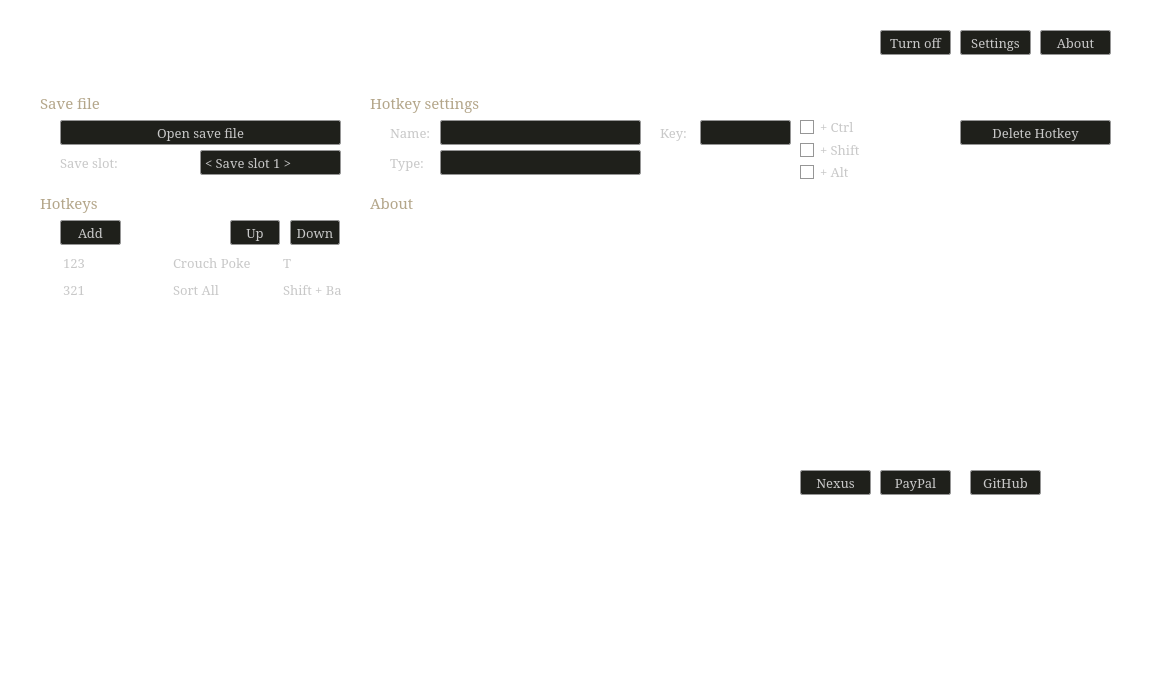
Old version of the form src/mainWindow.ui in the repository a-burlakov/melinas-fingers.
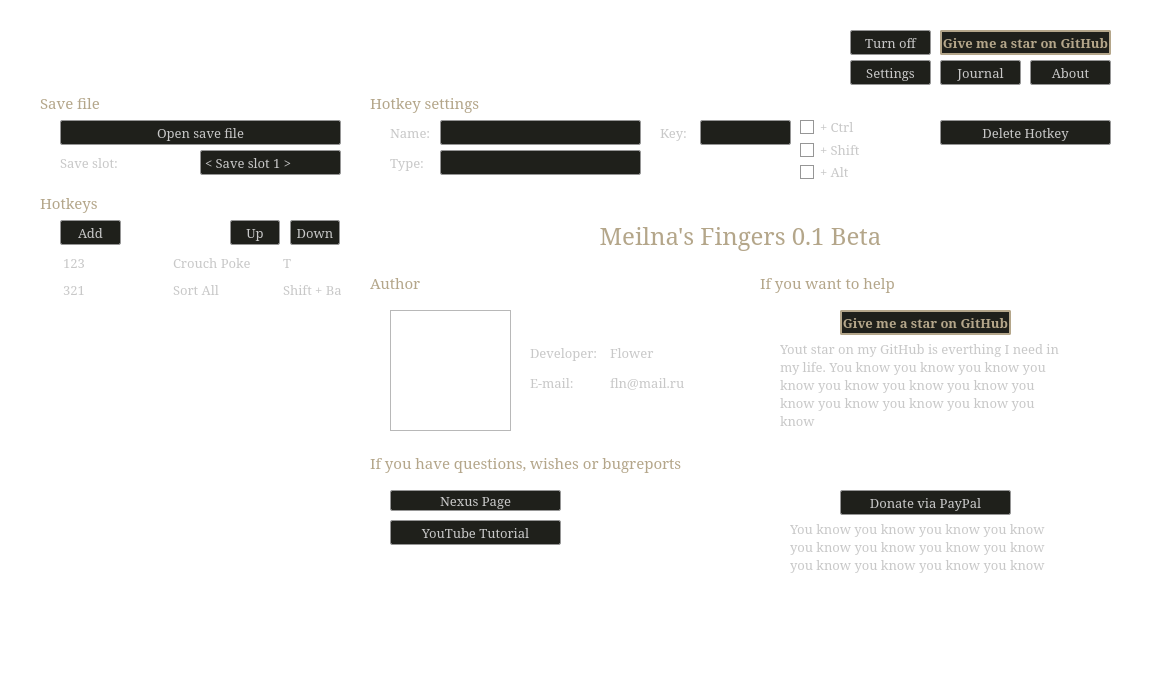
New version of the form. The open tabs and pages were chosen to show the change. Icons and pictures are not drawn.

Commit message: "About" page and little improvements

What changed in the file:
```diff
--- a/src/mainWindow.ui
+++ b/src/mainWindow.ui
@@ -279,9 +279,9 @@
    <widget class="QPushButton" name="button_DeleteMacros">
     <property name="geometry">
      <rect>
-      <x>960</x>
+      <x>940</x>
       <y>120</y>
-      <width>151</width>
+      <width>171</width>
       <height>25</height>
      </rect>
     </property>
@@ -1500,7 +1500,7 @@
        <string notr="true">color: rgb(180, 166, 138);</string>
       </property>
       <property name="text">
-       <string>Genetal settings</string>
+       <string>General settings</string>
       </property>
       <property name="textFormat">
        <enum>Qt::PlainText</enum>
@@ -3637,7 +3637,7 @@
        <string notr="true"/>
       </property>
       <property name="text">
-       <string>&lt;html&gt;&lt;head/&gt;&lt;body&gt;&lt;p&gt;3) &lt;span style=&quot; color:#b4a68a;&quot;&gt;any built-in hotkey name&lt;/span&gt;, like &amp;quot;Stance attack&amp;quot;&lt;/p&gt;&lt;p&gt;4) &lt;span style=&quot; color:#b4a68a;&quot;&gt;any hotkey name&lt;/span&gt;, like &amp;quot;My lovely hotkey from the table on the left&amp;quot;&lt;/p&gt;&lt;p&gt;5) &lt;span style=&quot; color:#b4a68a;&quot;&gt;_pressN &lt;/span&gt;postfix for pressing a button, where N is ms. E.g. &amp;quot;roll_press5000&amp;quot; will press your &amp;quot;roll&amp;quot; key for 5 seconds.&lt;/p&gt;&lt;p&gt;6) &lt;span style=&quot; color:#b4a68a;&quot;&gt;pauseN &lt;/span&gt;for a pause, where N is ms. &lt;span style=&quot; color:#b4a68a;&quot;&gt;_pauseN &lt;/span&gt;postfix for a pause after pressing a button. E.g. &amp;quot;jump_pause2000&amp;quot; and &amp;quot;Crouch attack&amp;quot; on next line will make you jump, wait for 2 seconds and perform a crouch attack.&lt;/p&gt;&lt;p&gt;7) &lt;span style=&quot; color:#b4a68a;&quot;&gt;multiplication (*) &lt;/span&gt;for making actions many times. E.g. &amp;quot;crouch_pause100 * 50&amp;quot; will make you feel very good about yourself.&lt;/p&gt;&lt;p&gt;8) &lt;span style=&quot; color:#b4a68a;&quot;&gt;simultaneous press (+)&lt;/span&gt;. E.g. &amp;quot;alt+move_up_press5000&amp;quot; will make you walk forward for 5 seconds&lt;/p&gt;&lt;p&gt;9) &lt;span style=&quot; color:#b4a68a;&quot;&gt;#&lt;/span&gt; - commentary. E.g. &amp;quot;# please please just work&amp;quot;.&lt;/p&gt;&lt;/body&gt;&lt;/html&gt;</string>
+       <string>&lt;html&gt;&lt;head/&gt;&lt;body&gt;&lt;p&gt;3) &lt;span style=&quot; color:#b4a68a;&quot;&gt;any built-in hotkey name&lt;/span&gt;, like &amp;quot;Stance attack&amp;quot;&lt;/p&gt;&lt;p&gt;4) &lt;span style=&quot; color:#b4a68a;&quot;&gt;any hotkey name&lt;/span&gt;, like &amp;quot;My lovely hotkey from the table on the left&amp;quot;&lt;/p&gt;&lt;p&gt;5) &lt;span style=&quot; color:#b4a68a;&quot;&gt;_pressN &lt;/span&gt;postfix for pressing a button, where N is ms. E.g. &amp;quot;roll_press5000&amp;quot; will press your &amp;quot;roll&amp;quot; key for 5 seconds.&lt;/p&gt;&lt;p&gt;6) &lt;span style=&quot; color:#b4a68a;&quot;&gt;pauseN &lt;/span&gt;for a pause, where N is ms. &lt;span style=&quot; color:#b4a68a;&quot;&gt;_pauseN &lt;/span&gt;postfix for a pause after pressing a button. E.g. &amp;quot;jump_pause2000&amp;quot; and &amp;quot;Crouch attack&amp;quot; on next line will make you jump, wait for 2 seconds and perform a crouch attack.&lt;/p&gt;&lt;p&gt;7) &lt;span style=&quot; color:#b4a68a;&quot;&gt;multiplication (*) &lt;/span&gt;for making actions many times. E.g. &amp;quot;crouch_pause100 * 50&amp;quot; will make you feel very good about yourself.&lt;/p&gt;&lt;p&gt;8) &lt;span style=&quot; color:#b4a68a;&quot;&gt;simultaneous press (+)&lt;/span&gt;. E.g. &amp;quot;alt+move_up_press5000&amp;quot; will make you walk forward for 5 seconds&lt;/p&gt;&lt;p&gt;9) &lt;span style=&quot; color:#b4a68a;&quot;&gt;comment (#)&lt;/span&gt;. E.g. &amp;quot;# please please just work&amp;quot;.&lt;/p&gt;&lt;/body&gt;&lt;/html&gt;</string>
       </property>
       <property name="textFormat">
        <enum>Qt::RichText</enum>
@@ -5054,31 +5054,6 @@
        <string>Save</string>
       </property>
      </widget>
-     <widget class="QPushButton" name="button_Journal">
-      <property name="geometry">
-       <rect>
-        <x>570</x>
-        <y>460</y>
-        <width>171</width>
-        <height>25</height>
-       </rect>
-      </property>
-      <property name="font">
-       <font>
-        <family>Garamond</family>
-        <pointsize>10</pointsize>
-        <weight>50</weight>
-        <italic>false</italic>
-        <bold>false</bold>
-       </font>
-      </property>
-      <property name="focusPolicy">
-       <enum>Qt::NoFocus</enum>
-      </property>
-      <property name="text">
-       <string>Open journal</string>
-      </property>
-     </widget>
      <widget class="QLabel" name="label_56">
       <property name="geometry">
        <rect>
@@ -5212,7 +5187,6 @@
      <zorder>button_ControlsReload</zorder>
      <zorder>button_Load</zorder>
      <zorder>button_Save</zorder>
-     <zorder>button_Journal</zorder>
      <zorder>comboBox_ItemsSearchMode</zorder>
      <zorder>label_62</zorder>
     </widget>
@@ -5405,43 +5379,12 @@
      </widget>
     </widget>
     <widget class="QWidget" name="stackedWidget_Pages_About">
-     <widget class="QLabel" name="label_16">
+     <widget class="QPushButton" name="button_GitHub2">
       <property name="geometry">
        <rect>
-        <x>0</x>
-        <y>0</y>
-        <width>111</width>
-        <height>25</height>
-       </rect>
-      </property>
-      <property name="sizePolicy">
-       <sizepolicy hsizetype="Fixed" vsizetype="Fixed">
-        <horstretch>0</horstretch>
-        <verstretch>0</verstretch>
-       </sizepolicy>
-      </property>
-      <property name="font">
-       <font>
-        <family>Garamond</family>
-        <pointsize>11</pointsize>
-       </font>
-      </property>
-      <property name="styleSheet">
-       <string notr="true">color: rgb(180, 166, 138);</string>
-      </property>
-      <property name="text">
-       <string>About</string>
-      </property>
-      <property name="textFormat">
-       <enum>Qt::PlainText</enum>
-      </property>
-     </widget>
-     <widget class="QPushButton" name="button_GitHub">
-      <property name="geometry">
-       <rect>
-        <x>600</x>
-        <y>280</y>
-        <width>71</width>
+        <x>470</x>
+        <y>120</y>
+        <width>171</width>
         <height>25</height>
        </rect>
       </property>
@@ -5449,24 +5392,29 @@
        <font>
         <family>Garamond</family>
         <pointsize>10</pointsize>
-        <weight>50</weight>
+        <weight>75</weight>
         <italic>false</italic>
-        <bold>false</bold>
+        <bold>true</bold>
        </font>
       </property>
       <property name="focusPolicy">
        <enum>Qt::NoFocus</enum>
       </property>
+      <property name="styleSheet">
+       <string notr="true">color: rgb(180, 166, 138);
+	border: 2px solid;
+	border-color: rgb(180, 166, 138);</string>
+      </property>
       <property name="text">
-       <string>GitHub</string>
+       <string>Give me a star on GitHub</string>
       </property>
      </widget>
      <widget class="QPushButton" name="button_PayPal">
       <property name="geometry">
        <rect>
-        <x>510</x>
-        <y>280</y>
-        <width>71</width>
+        <x>470</x>
+        <y>300</y>
+        <width>171</width>
         <height>25</height>
        </rect>
       </property>
@@ -5483,15 +5431,40 @@
        <enum>Qt::NoFocus</enum>
       </property>
       <property name="text">
-       <string>PayPal</string>
+       <string>Donate via PayPal</string>
       </property>
      </widget>
      <widget class="QPushButton" name="button_Nexus">
       <property name="geometry">
        <rect>
-        <x>430</x>
-        <y>280</y>
-        <width>71</width>
+        <x>20</x>
+        <y>300</y>
+        <width>171</width>
+        <height>21</height>
+       </rect>
+      </property>
+      <property name="font">
+       <font>
+        <family>Garamond</family>
+        <pointsize>10</pointsize>
+        <weight>50</weight>
+        <italic>false</italic>
+        <bold>false</bold>
+       </font>
+      </property>
+      <property name="focusPolicy">
+       <enum>Qt::NoFocus</enum>
+      </property>
+      <property name="text">
+       <string>Nexus Page</string>
+      </property>
+     </widget>
+     <widget class="QPushButton" name="button_Tutorial">
+      <property name="geometry">
+       <rect>
+        <x>20</x>
+        <y>330</y>
+        <width>171</width>
         <height>25</height>
        </rect>
       </property>
@@ -5508,9 +5481,302 @@
        <enum>Qt::NoFocus</enum>
       </property>
       <property name="text">
-       <string>Nexus</string>
+       <string>YouTube Tutorial</string>
       </property>
      </widget>
+     <widget class="QLabel" name="label_64">
+      <property name="geometry">
+       <rect>
+        <x>0</x>
+        <y>10</y>
+        <width>741</width>
+        <height>71</height>
+       </rect>
+      </property>
+      <property name="font">
+       <font>
+        <family>Garamond</family>
+        <pointsize>18</pointsize>
+       </font>
+      </property>
+      <property name="styleSheet">
+       <string notr="true">color: rgb(180, 166, 138);</string>
+      </property>
+      <property name="text">
+       <string>Meilna's Fingers 0.1 Beta</string>
+      </property>
+      <property name="alignment">
+       <set>Qt::AlignCenter</set>
+      </property>
+     </widget>
+     <widget class="QLabel" name="label_65">
+      <property name="geometry">
+       <rect>
+        <x>410</x>
+        <y>150</y>
+        <width>291</width>
+        <height>121</height>
+       </rect>
+      </property>
+      <property name="font">
+       <font>
+        <family>Garamond</family>
+        <pointsize>10</pointsize>
+       </font>
+      </property>
+      <property name="styleSheet">
+       <string notr="true"/>
+      </property>
+      <property name="text">
+       <string>Yout star on my GitHub is everthing I need in my life. You know you know you know you know you know you know you know you know you know you know you know you know </string>
+      </property>
+      <property name="textFormat">
+       <enum>Qt::RichText</enum>
+      </property>
+      <property name="alignment">
+       <set>Qt::AlignLeading|Qt::AlignLeft|Qt::AlignTop</set>
+      </property>
+      <property name="wordWrap">
+       <bool>true</bool>
+      </property>
+     </widget>
+     <widget class="QLabel" name="label_66">
+      <property name="geometry">
+       <rect>
+        <x>420</x>
+        <y>330</y>
+        <width>281</width>
+        <height>121</height>
+       </rect>
+      </property>
+      <property name="font">
+       <font>
+        <family>Garamond</family>
+        <pointsize>10</pointsize>
+       </font>
+      </property>
+      <property name="styleSheet">
+       <string notr="true"/>
+      </property>
+      <property name="text">
+       <string>You know you know you know you know you know you know you know you know you know you know you know you know </string>
+      </property>
+      <property name="alignment">
+       <set>Qt::AlignLeading|Qt::AlignLeft|Qt::AlignTop</set>
+      </property>
+      <property name="wordWrap">
+       <bool>true</bool>
+      </property>
+     </widget>
+     <widget class="QLabel" name="label_67">
+      <property name="geometry">
+       <rect>
+        <x>160</x>
+        <y>180</y>
+        <width>161</width>
+        <height>25</height>
+       </rect>
+      </property>
+      <property name="font">
+       <font>
+        <family>Garamond</family>
+        <pointsize>10</pointsize>
+       </font>
+      </property>
+      <property name="styleSheet">
+       <string notr="true"/>
+      </property>
+      <property name="text">
+       <string>E-mail:</string>
+      </property>
+     </widget>
+     <widget class="QLabel" name="label_68">
+      <property name="geometry">
+       <rect>
+        <x>160</x>
+        <y>150</y>
+        <width>101</width>
+        <height>25</height>
+       </rect>
+      </property>
+      <property name="font">
+       <font>
+        <family>Garamond</family>
+        <pointsize>10</pointsize>
+       </font>
+      </property>
+      <property name="styleSheet">
+       <string notr="true"/>
+      </property>
+      <property name="text">
+       <string>Developer:</string>
+      </property>
+     </widget>
+     <widget class="QLabel" name="label_69">
+      <property name="geometry">
+       <rect>
+        <x>390</x>
+        <y>80</y>
+        <width>221</width>
+        <height>25</height>
+       </rect>
+      </property>
+      <property name="sizePolicy">
+       <sizepolicy hsizetype="Fixed" vsizetype="Fixed">
+        <horstretch>0</horstretch>
+        <verstretch>0</verstretch>
+       </sizepolicy>
+      </property>
+      <property name="font">
+       <font>
+        <family>Garamond</family>
+        <pointsize>11</pointsize>
+       </font>
+      </property>
+      <property name="styleSheet">
+       <string notr="true">color: rgb(180, 166, 138);</string>
+      </property>
+      <property name="text">
+       <string>If you want to help</string>
+      </property>
+      <property name="textFormat">
+       <enum>Qt::PlainText</enum>
+      </property>
+     </widget>
+     <widget class="QLabel" name="label_70">
+      <property name="geometry">
+       <rect>
+        <x>0</x>
+        <y>80</y>
+        <width>221</width>
+        <height>25</height>
+       </rect>
+      </property>
+      <property name="sizePolicy">
+       <sizepolicy hsizetype="Fixed" vsizetype="Fixed">
+        <horstretch>0</horstretch>
+        <verstretch>0</verstretch>
+       </sizepolicy>
+      </property>
+      <property name="font">
+       <font>
+        <family>Garamond</family>
+        <pointsize>11</pointsize>
+       </font>
+      </property>
+      <property name="styleSheet">
+       <string notr="true">color: rgb(180, 166, 138);</string>
+      </property>
+      <property name="text">
+       <string>Author</string>
+      </property>
+      <property name="textFormat">
+       <enum>Qt::PlainText</enum>
+      </property>
+     </widget>
+     <widget class="QLabel" name="label_71">
+      <property name="geometry">
+       <rect>
+        <x>0</x>
+        <y>260</y>
+        <width>341</width>
+        <height>25</height>
+       </rect>
+      </property>
+      <property name="sizePolicy">
+       <sizepolicy hsizetype="Fixed" vsizetype="Fixed">
+        <horstretch>0</horstretch>
+        <verstretch>0</verstretch>
+       </sizepolicy>
+      </property>
+      <property name="font">
+       <font>
+        <family>Garamond</family>
+        <pointsize>11</pointsize>
+       </font>
+      </property>
+      <property name="styleSheet">
+       <string notr="true">color: rgb(180, 166, 138);</string>
+      </property>
+      <property name="text">
+       <string>If you have questions, wishes or bugreports</string>
+      </property>
+      <property name="textFormat">
+       <enum>Qt::PlainText</enum>
+      </property>
+     </widget>
+     <widget class="QGraphicsView" name="graphicsView">
+      <property name="geometry">
+       <rect>
+        <x>20</x>
+        <y>120</y>
+        <width>121</width>
+        <height>121</height>
+       </rect>
+      </property>
+      <property name="styleSheet">
+       <string notr="true">border-image: url(:/newPrefix/images/flower.png);</string>
+      </property>
+     </widget>
+     <widget class="QLabel" name="label_72">
+      <property name="geometry">
+       <rect>
+        <x>240</x>
+        <y>150</y>
+        <width>141</width>
+        <height>25</height>
+       </rect>
+      </property>
+      <property name="font">
+       <font>
+        <family>Garamond</family>
+        <pointsize>10</pointsize>
+       </font>
+      </property>
+      <property name="styleSheet">
+       <string notr="true"/>
+      </property>
+      <property name="text">
+       <string>Flower</string>
+      </property>
+     </widget>
+     <widget class="QLabel" name="label_73">
+      <property name="geometry">
+       <rect>
+        <x>240</x>
+        <y>180</y>
+        <width>121</width>
+        <height>25</height>
+       </rect>
+      </property>
+      <property name="font">
+       <font>
+        <family>Garamond</family>
+        <pointsize>10</pointsize>
+       </font>
+      </property>
+      <property name="styleSheet">
+       <string notr="true"/>
+      </property>
+      <property name="text">
+       <string>fln@mail.ru</string>
+      </property>
+     </widget>
+     <zorder>label_68</zorder>
+     <zorder>button_GitHub2</zorder>
+     <zorder>button_PayPal</zorder>
+     <zorder>button_Nexus</zorder>
+     <zorder>button_Tutorial</zorder>
+     <zorder>label_64</zorder>
+     <zorder>label_65</zorder>
+     <zorder>label_66</zorder>
+     <zorder>label_67</zorder>
+     <zorder>label_69</zorder>
+     <zorder>label_70</zorder>
+     <zorder>label_71</zorder>
+     <zorder>graphicsView</zorder>
+     <zorder>label_73</zorder>
+     <zorder>label_72</zorder>
     </widget>
    </widget>
    <widget class="QPushButton" name="button_OpenSaveFile">
@@ -5831,9 +6097,9 @@
    <widget class="QPushButton" name="button_Settings">
     <property name="geometry">
      <rect>
-      <x>960</x>
-      <y>30</y>
-      <width>71</width>
+      <x>850</x>
+      <y>60</y>
+      <width>81</width>
       <height>25</height>
      </rect>
     </property>
@@ -5996,9 +6262,9 @@
    <widget class="QPushButton" name="button_TurnOnOff">
     <property name="geometry">
      <rect>
-      <x>880</x>
+      <x>850</x>
       <y>30</y>
-      <width>71</width>
+      <width>81</width>
       <height>25</height>
      </rect>
     </property>
@@ -6021,9 +6287,9 @@
    <widget class="QPushButton" name="button_About">
     <property name="geometry">
      <rect>
-      <x>1040</x>
-      <y>30</y>
-      <width>71</width>
+      <x>1030</x>
+      <y>60</y>
+      <width>81</width>
       <height>25</height>
      </rect>
     </property>
@@ -6043,6 +6309,61 @@
      <string>About</string>
     </property>
    </widget>
+   <widget class="QPushButton" name="button_Journal">
+    <property name="geometry">
+     <rect>
+      <x>940</x>
+      <y>60</y>
+      <width>81</width>
+      <height>25</height>
+     </rect>
+    </property>
+    <property name="font">
+     <font>
+      <family>Garamond</family>
+      <pointsize>10</pointsize>
+      <weight>50</weight>
+      <italic>false</italic>
+      <bold>false</bold>
+     </font>
+    </property>
+    <property name="focusPolicy">
+     <enum>Qt::NoFocus</enum>
+    </property>
+    <property name="text">
+     <string>Journal</string>
+    </property>
+   </widget>
+   <widget class="QPushButton" name="button_GitHub">
+    <property name="geometry">
+     <rect>
+      <x>940</x>
+      <y>30</y>
+      <width>171</width>
+      <height>25</height>
+     </rect>
+    </property>
+    <property name="font">
+     <font>
+      <family>Garamond</family>
+      <pointsize>10</pointsize>
+      <weight>75</weight>
+      <italic>false</italic>
+      <bold>true</bold>
+     </font>
+    </property>
+    <property name="focusPolicy">
+     <enum>Qt::NoFocus</enum>
+    </property>
+    <property name="styleSheet">
+     <string notr="true">color: rgb(180, 166, 138);
+	border: 2px solid;
+	border-color: rgb(180, 166, 138);</string>
+    </property>
+    <property name="text">
+     <string>Give me a star on GitHub</string>
+    </property>
+   </widget>
    <zorder>graphicsView_2</zorder>
    <zorder>comboBox_SaveSlots</zorder>
    <zorder>button_AddMacros</zorder>
@@ -6068,6 +6389,8 @@
    <zorder>label_8</zorder>
    <zorder>button_TurnOnOff</zorder>
    <zorder>button_About</zorder>
+   <zorder>button_Journal</zorder>
+   <zorder>button_GitHub</zorder>
   </widget>
  </widget>
  <resources>
```
The commit also changes 5 other files.
